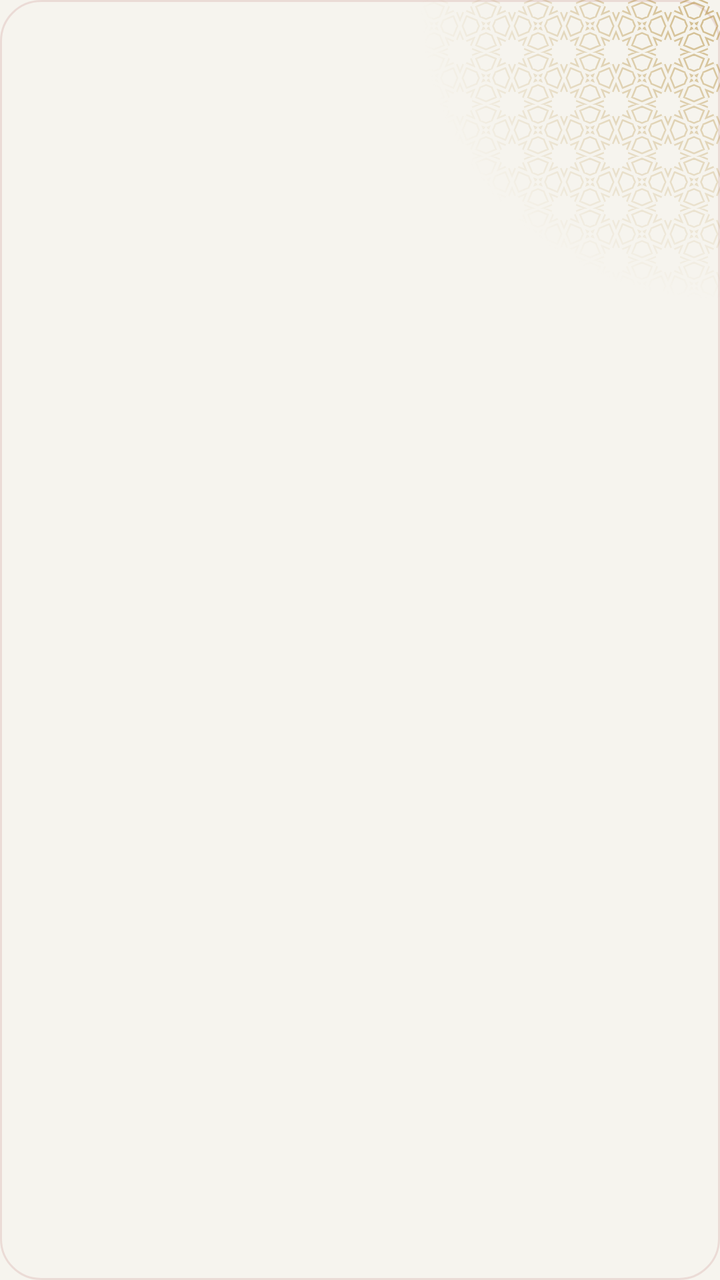
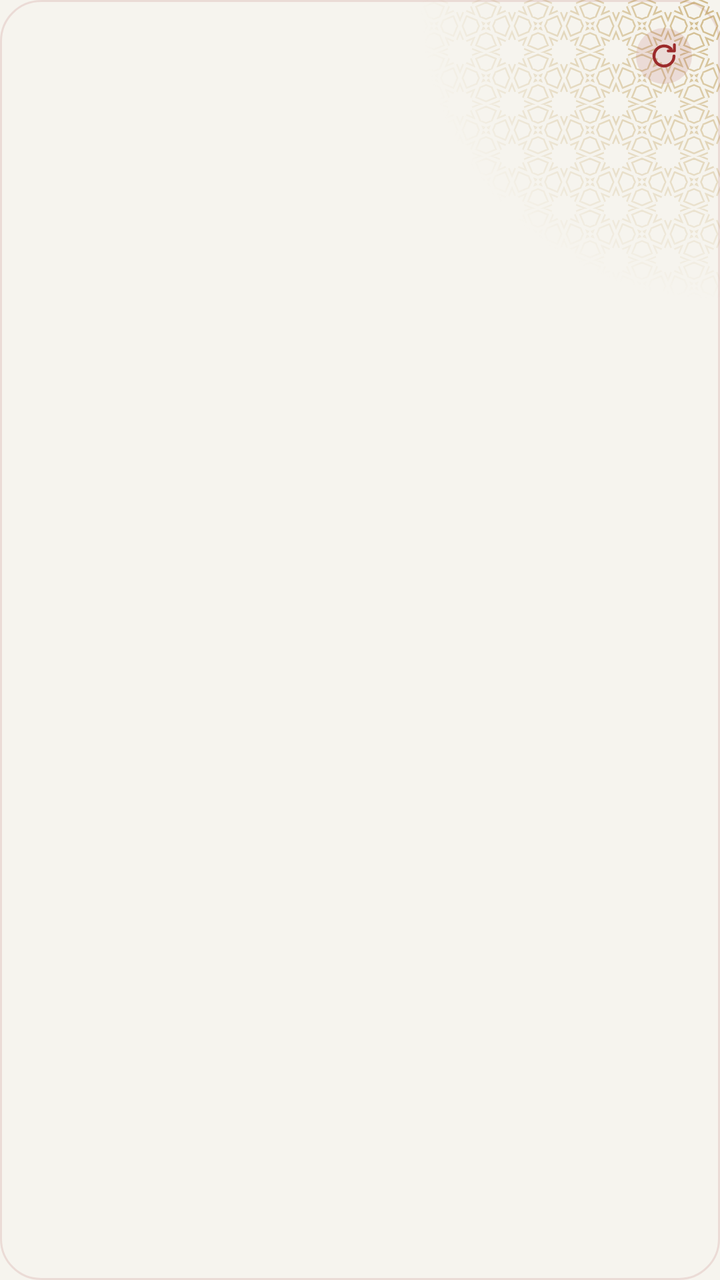

The first picture is an Android layout as it rendered before a commit; the second is the same layout after the commit. The layout source and the unified diff follow.
<!-- AndroidManifest.xml: application theme Theme.App -->
<!-- res/layout/widget_ayah_row.xml -->
<?xml version="1.0" encoding="utf-8"?>
<FrameLayout xmlns:android="http://schemas.android.com/apk/res/android"
    xmlns:tools="http://schemas.android.com/tools" tools:ignore="ContentDescription"
    android:id="@+id/ayah_root"
    android:layout_width="match_parent" android:layout_height="match_parent"
    android:background="@drawable/widget_paper" android:layoutDirection="locale">
    <ImageView android:layout_width="150dp" android:layout_height="150dp" android:layout_gravity="top|end"
        android:src="@drawable/widget_orn_band" android:tint="@color/widgetOrnament" android:tintMode="src_in"
        android:importantForAccessibility="no"/>
    <LinearLayout
        android:layout_width="match_parent" android:layout_height="match_parent"
        android:orientation="vertical" android:padding="14dp">
        <LinearLayout android:layout_width="match_parent" android:layout_height="wrap_content"
            android:orientation="horizontal" android:gravity="center_vertical" android:baselineAligned="false">
            <ImageView android:id="@+id/ayah_head" android:layout_width="wrap_content" android:layout_height="wrap_content"
                android:adjustViewBounds="true" android:scaleType="fitCenter"
                android:tint="@color/widgetAccent" android:tintMode="src_in"/>
            
            <LinearLayout android:layout_width="0dp" android:layout_height="wrap_content" android:layout_weight="1"
                android:layout_marginStart="8dp" android:orientation="horizontal" android:gravity="end|center_vertical">
                <ImageView android:id="@+id/ayah_ref" android:layout_width="wrap_content" android:layout_height="wrap_content"
                    android:adjustViewBounds="true" android:scaleType="fitCenter"
                    android:tint="@color/widgetMuted" android:tintMode="src_in"/>
            </LinearLayout>
        </LinearLayout>
        
        <ImageView android:id="@+id/ayah_text"
            android:layout_width="match_parent" android:layout_height="0dp" android:layout_weight="1"
            android:layout_marginTop="6dp" android:scaleType="centerInside"
            android:tint="@color/widgetInk" android:tintMode="src_in"/>
    </LinearLayout>
</FrameLayout>
<!-- resources referenced by this layout -->
<resources>
  <color name="widgetAccent">#9c2b2b</color>
  <color name="widgetInk">#1d1a16</color>
  <color name="widgetMuted">#6b645a</color>
  <color name="widgetOrnament">#8CB08833</color>
  <!-- drawable widget_orn_band (drawable) -->
  <?xml version="1.0" encoding="utf-8"?>
  <bitmap xmlns:android="http://schemas.android.com/apk/res/android"
      android:src="@drawable/widget_orn_band_mask" android:autoMirrored="true"/>
  <!-- drawable widget_paper (drawable) -->
  <?xml version="1.0" encoding="utf-8"?>
  <shape xmlns:android="http://schemas.android.com/apk/res/android" android:shape="rectangle">
      <solid android:color="@color/widgetSurface"/>
      <stroke android:width="1dp" android:color="@color/widgetTrack"/>
      <corners android:radius="20dp"/>
  </shape>
  <style name="Theme.App" parent="android:Theme.Material.Light.NoActionBar">
          <item name="android:windowBackground">@drawable/window_splash</item>
          <item name="android:statusBarColor">@color/backgroundColor</item>
          <item name="android:navigationBarColor">@color/backgroundColor</item>
      </style>
  <!-- drawable widget_orn_band_mask: webp bitmap (drawable-hdpi, 18976 bytes) -->
  <color name="widgetSurface">#f6f4ee</color>
  <color name="widgetTrack">#1F9c2b2b</color>
  <!-- drawable window_splash (drawable) -->
  <?xml version="1.0" encoding="utf-8"?>
  <layer-list xmlns:android="http://schemas.android.com/apk/res/android">
      <item android:drawable="@color/backgroundColor"/>
      <item android:drawable="@drawable/splash" android:gravity="center" android:width="120dp" android:height="120dp"/>
  </layer-list>
  <color name="backgroundColor">#f6f4ee</color>
  <!-- drawable splash: png bitmap (drawable-hdpi, 52970 bytes) -->
</resources>

<!-- the commit's change to res/layout/widget_ayah_row.xml (unified diff, before → after) -->
@@ -22,6 +22,10 @@
                     android:adjustViewBounds="true" android:scaleType="fitCenter"
                     android:tint="@color/widgetMuted" android:tintMode="src_in"/>
             </LinearLayout>
+            <ImageView android:id="@+id/ayah_next" android:layout_width="28dp" android:layout_height="28dp"
+                android:layout_marginStart="8dp" android:padding="6dp"
+                android:background="@drawable/widget_round" android:src="@drawable/widget_refresh"
+                android:tint="@color/widgetAccent" android:tintMode="src_in"/>
         </LinearLayout>
         
         <ImageView android:id="@+id/ayah_text"
<!-- resource entries referenced after the edit -->
@@ -14,6 +14,20 @@
       <solid android:color="@color/widgetSurface"/>
       <stroke android:width="1dp" android:color="@color/widgetTrack"/>
       <corners android:radius="20dp"/>
+  </shape>
+  <!-- drawable widget_refresh (drawable) -->
+  <?xml version="1.0" encoding="utf-8"?>
+  <vector xmlns:android="http://schemas.android.com/apk/res/android"
+      android:width="18dp" android:height="18dp" android:viewportWidth="24" android:viewportHeight="24">
+      <path android:pathData="M19.5,12a7.5,7.5 0,1 1,-2.2 -5.3" android:strokeColor="#FFFFFFFF" android:strokeWidth="2.2"
+          android:strokeLineCap="round" android:fillColor="#00000000"/>
+      <path android:pathData="M19.8,3.6v4.6h-4.6" android:strokeColor="#FFFFFFFF" android:strokeWidth="2.2"
+          android:strokeLineCap="round" android:strokeLineJoin="round" android:fillColor="#00000000"/>
+  </vector>
+  <!-- drawable widget_round (drawable) -->
+  <?xml version="1.0" encoding="utf-8"?>
+  <shape xmlns:android="http://schemas.android.com/apk/res/android" android:shape="oval">
+      <solid android:color="@color/widgetTrack"/>
   </shape>
   <style name="Theme.App" parent="android:Theme.Material.Light.NoActionBar">
           <item name="android:windowBackground">@drawable/window_splash</item>
